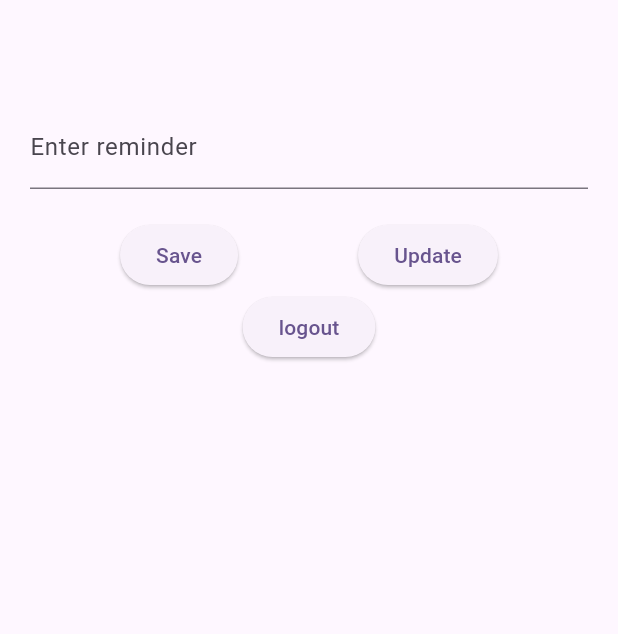
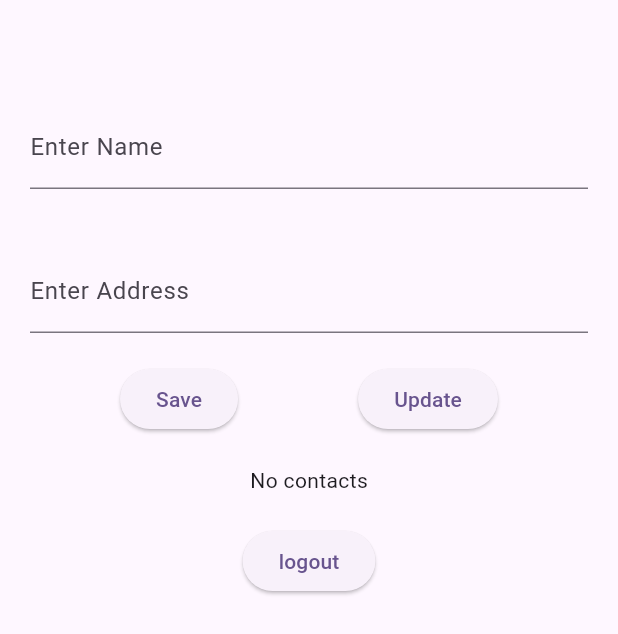
Before and after one commit to vxnkt/firebase_1, a Flutter app: the HomePage screen opened directly, on a phone screen of 412 x 824 dp. Shown: the top 634 px of the screen. Run offline on Flutter 3.47's test engine with Material 3 defaults, Android fonts, the phone set to English and light mode, and no system bars; our stand-ins replace firebase_auth, firebase_core; accounts and stored records are empty.

Commit message:
Implemented CRUD

```diff
--- a/lib/screens/home.dart
+++ b/lib/screens/home.dart
@@ -12,6 +12,13 @@ class HomePage extends StatefulWidget {
 }
 
 class _HomePageState extends State<HomePage> {
+  TextEditingController nameController = TextEditingController();
+  TextEditingController addressController = TextEditingController();
+
+  List<Contact> contacts = List.empty(growable: true);
+
+  int selectedIndex = -1;
+
   @override
   Widget build(BuildContext context) {
     return Scaffold(
@@ -22,22 +29,68 @@ class _HomePageState extends State<HomePage> {
           ),
           Container(
             padding: EdgeInsets.all(20),
-            child: const TextField(
-              decoration: InputDecoration(labelText: "Enter reminder"),
+            child: TextField(
+              controller: nameController,
+              decoration: const InputDecoration(labelText: "Enter Name"),
+            ),
+          ),
+          Container(
+            padding: EdgeInsets.all(20),
+            child: TextField(
+              controller: addressController,
+              decoration: const InputDecoration(labelText: "Enter Address"),
             ),
           ),
           Row(
             mainAxisAlignment: MainAxisAlignment.spaceEvenly,
             children: [
               ElevatedButton(
-                onPressed: () {},
+                onPressed: () {
+                  String name = nameController.text;
+                  String address = addressController.text;
+                  if (name.isNotEmpty && address.isNotEmpty) {
+                    setState(() {
+                      nameController.text = " ";
+                      addressController.text = " ";
+                      contacts.add(Contact(name: name, address: address));
+                    });
+                  }
+                },
                 child: Text("Save"),
               ),
               ElevatedButton(
-                onPressed: () {},
+                onPressed: () {
+                  String name = nameController.text;
+                  String address = addressController.text;
+                  if (name.isNotEmpty && address.isNotEmpty) {
+                    setState(
+                      () {
+                        nameController.text = " ";
+                        addressController.text = " ";
+                        contacts[selectedIndex].name = name;
+                        contacts[selectedIndex].address = address;
+                        selectedIndex = -1;
+                      },
+                    );
+                  }
+                },
                 child: Text("Update"),
               ),
             ],
+          ),
+          const SizedBox(
+            height: 20,
+          ),
+          contacts.isEmpty
+              ? const Text("No contacts")
+              : Expanded(
+                  child: ListView.builder(
+                    itemCount: contacts.length,
+                    itemBuilder: (context, index) => getRow(index),
+                  ),
+                ),
+          const SizedBox(
+            height: 20,
           ),
           Align(
             alignment: Alignment.center,
@@ -61,4 +114,43 @@ class _HomePageState extends State<HomePage> {
       ),
     );
   }
+
+  Widget getRow(int index) {
+    return Card(
+      child: ListTile(
+        trailing: SizedBox(
+          width: 70,
+          child: Row(
+            children: [
+              InkWell(
+                  onTap: () {
+                    nameController.text = contacts[index].name;
+                    addressController.text = contacts[index].address;
+                    setState(() {
+                      selectedIndex = index;
+                    });
+                  },
+                  child: Icon(Icons.edit)),
+              InkWell(
+                  onTap: () {
+                    setState(() {
+                      contacts.removeAt(index);
+                    });
+                  },
+                  child: Icon(Icons.delete)),
+            ],
+          ),
+        ),
+        title: Column(
+          children: [Text(contacts[index].name), Text(contacts[index].address)],
+        ),
+      ),
+    );
+  }
 }
+
+class Contact {
+  String name;
+  String address;
+  Contact({required this.name, required this.address});
+}
```
